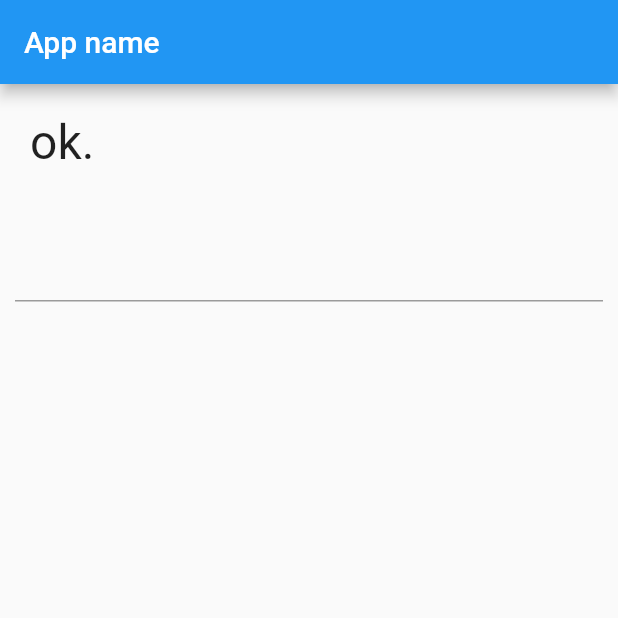
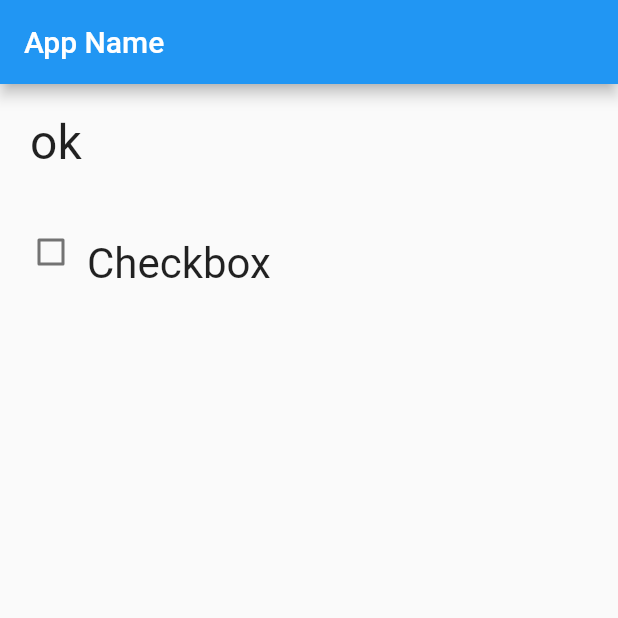
Before and after one commit to besumero628/flutter3_basic, a Flutter app: the screen it shows after launch, on a phone screen of 412 x 824 dp, the top half of it. Run offline on Flutter 3.47's test engine with Material 2 defaults, Android fonts, the light colour scheme and no system bars.

Commit message:
checkboxの使用

```diff
--- a/flutter_app/lib/main.dart
+++ b/flutter_app/lib/main.dart
@@ -27,14 +27,14 @@ class MyHomePage extends StatefulWidget {
 }
 
 class _MyHomePageState extends State<MyHomePage> {
-  static var _message = 'ok.';
-  static final _controller = TextEditingController();
+  static var _message = 'ok';
+  static var _checked = false;
 
   @override
   Widget build(BuildContext context) {
     return Scaffold(
       appBar: AppBar(
-        title: Text('App name'),
+        title: Text('App Name'),
       ),
       body: Center(
         child: Column(
@@ -55,25 +55,35 @@ class _MyHomePageState extends State<MyHomePage> {
             ),
             Padding(
               padding: EdgeInsets.all(10.0),
-              child: TextField(
-                onChanged: textChanged,
-                controller: _controller,
-                style: TextStyle(
-                  fontSize: 28.0,
-                  color: const Color(0xffFF0000),
-                  fontWeight: FontWeight.w400,
-                  fontFamily: "Roboto"
-                ),
+              child: Row(
+                mainAxisAlignment: MainAxisAlignment.start,
+                mainAxisSize: MainAxisSize.max,
+                crossAxisAlignment: CrossAxisAlignment.end,
+                children: <Widget>[
+                  Checkbox(
+                    value: _checked,
+                    onChanged: checkChanged,
+                  ),
+                  Text(
+                    "Checkbox",
+                    style: TextStyle(
+                      fontSize: 28.0,
+                      fontWeight: FontWeight.w400,
+                      fontFamily: "Roboto"
+                    ),
+                  )
+                ],
               ),
-            ),
+            )
           ],
         ),
-      ),
+      )
     );
   }
-  void textChanged(String val) {
+  void checkChanged(bool? value){
     setState(() {
-      _message = val.toUpperCase();
+      _checked = value!;
+      _message = value ? 'checked!' : 'not checked...';
     });
   }
 }
```
